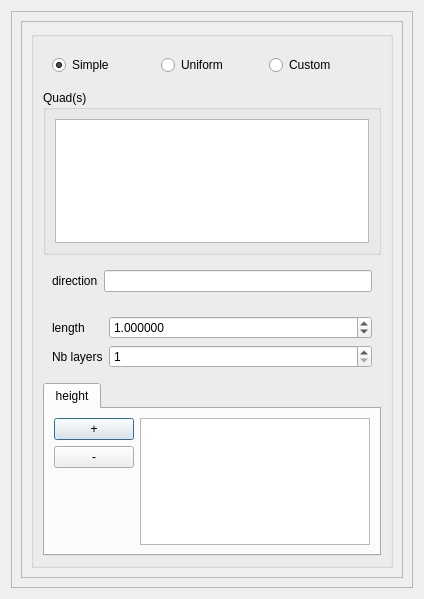
SalomePlatform/hexablock, file src/HEXABLOCKGUI/PrismQuad_QTD.ui: the form before one commit.
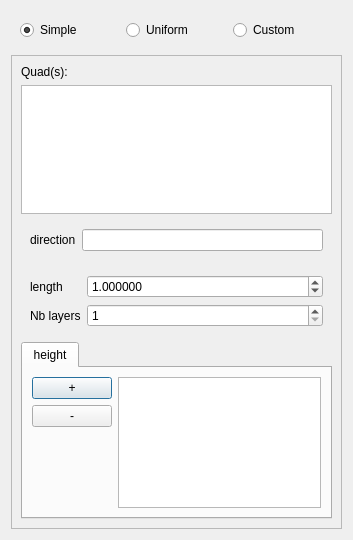
The form after the commit.

Diff of the .ui file:
```diff
--- a/src/HEXABLOCKGUI/PrismQuad_QTD.ui
+++ b/src/HEXABLOCKGUI/PrismQuad_QTD.ui
@@ -6,8 +6,8 @@
    <rect>
     <x>0</x>
     <y>0</y>
-    <width>424</width>
-    <height>599</height>
+    <width>353</width>
+    <height>540</height>
    </rect>
   </property>
   <property name="sizePolicy">
@@ -33,48 +33,6 @@
   </property>
   <layout class="QVBoxLayout" name="verticalLayout_4">
    <item>
-    <widget class="QScrollArea" name="scrollArea">
-     <property name="widgetResizable">
-      <bool>true</bool>
-     </property>
-     <widget class="QWidget" name="scrollAreaWidgetContents">
-      <property name="geometry">
-       <rect>
-        <x>0</x>
-        <y>0</y>
-        <width>404</width>
-        <height>579</height>
-       </rect>
-      </property>
-      <layout class="QVBoxLayout" name="verticalLayout_6">
-       <item>
-        <widget class="QScrollArea" name="scrollArea_2">
-         <property name="widgetResizable">
-          <bool>true</bool>
-         </property>
-         <widget class="QWidget" name="scrollAreaWidgetContents_2">
-          <property name="geometry">
-           <rect>
-            <x>0</x>
-            <y>0</y>
-            <width>384</width>
-            <height>559</height>
-           </rect>
-          </property>
-          <layout class="QVBoxLayout" name="verticalLayout_2">
-           <item>
-            <widget class="QGroupBox" name="groupBox_2">
-             <property name="minimumSize">
-              <size>
-               <width>0</width>
-               <height>0</height>
-              </size>
-             </property>
-             <property name="title">
-              <string/>
-             </property>
-             <layout class="QVBoxLayout" name="verticalLayout_5">
-              <item>
                <widget class="QWidget" name="widget" native="true">
                 <layout class="QHBoxLayout" name="horizontalLayout_2">
                  <item>
@@ -105,23 +63,27 @@
                </widget>
               </item>
               <item>
-               <widget class="QGroupBox" name="groupBox">
-                <property name="sizePolicy">
-                 <sizepolicy hsizetype="Preferred" vsizetype="Preferred">
-                  <horstretch>0</horstretch>
-                  <verstretch>0</verstretch>
-                 </sizepolicy>
-                </property>
-                <property name="maximumSize">
-                 <size>
-                  <width>16777215</width>
-                  <height>16777215</height>
-                 </size>
-                </property>
-                <property name="title">
-                 <string>Quad(s)</string>
-                </property>
-                <layout class="QVBoxLayout" name="verticalLayout">
+    <widget class="QScrollArea" name="scrollArea">
+     <property name="widgetResizable">
+      <bool>true</bool>
+     </property>
+     <widget class="QWidget" name="scrollAreaWidgetContents_2">
+      <property name="geometry">
+       <rect>
+        <x>0</x>
+        <y>0</y>
+        <width>333</width>
+        <height>474</height>
+       </rect>
+      </property>
+      <layout class="QVBoxLayout" name="verticalLayout_2">
+       <item>
+        <widget class="QLabel" name="label_3">
+         <property name="text">
+          <string>Quad(s):</string>
+         </property>
+        </widget>
+       </item>
                  <item>
                   <widget class="QListWidget" name="quads_lw">
                    <property name="sizePolicy">
@@ -132,9 +94,6 @@
                    </property>
                   </widget>
                  </item>
-                </layout>
-               </widget>
-              </item>
               <item>
                <widget class="QWidget" name="widget_4" native="true">
                 <layout class="QFormLayout" name="formLayout_4">
@@ -303,13 +262,6 @@
                  </size>
                 </property>
                </spacer>
-              </item>
-             </layout>
-            </widget>
-           </item>
-          </layout>
-         </widget>
-        </widget>
        </item>
       </layout>
      </widget>
```
Lines whose indentation alone changed are shown as unchanged.
